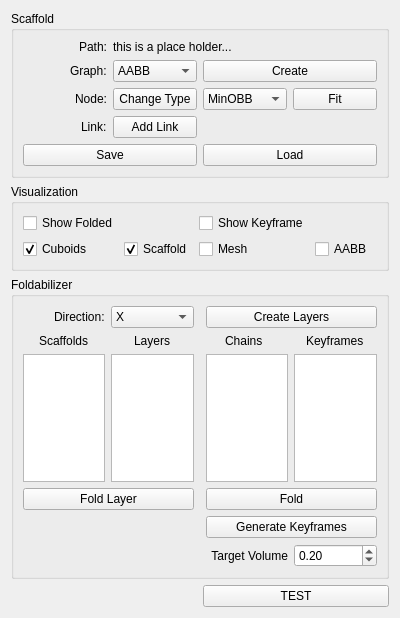
Above: FoldPlugin/FdWidget.ui from letienhung/fold-hcc before the change. Below: the same form after it.
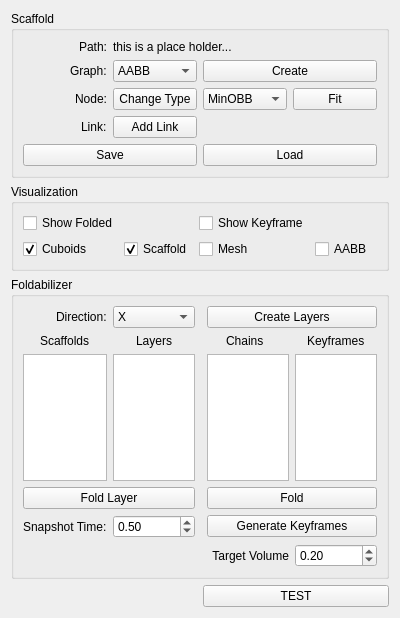
That is the form after the change.

```diff
--- a/FoldPlugin/FdWidget.ui
+++ b/FoldPlugin/FdWidget.ui
@@ -356,6 +356,26 @@
         </property>
        </widget>
       </item>
+      <item row="5" column="1">
+       <widget class="QDoubleSpinBox" name="snapshotTime">
+        <property name="maximum">
+         <double>1.000000000000000</double>
+        </property>
+        <property name="singleStep">
+         <double>0.100000000000000</double>
+        </property>
+        <property name="value">
+         <double>0.500000000000000</double>
+        </property>
+       </widget>
+      </item>
+      <item row="5" column="0">
+       <widget class="QLabel" name="label_11">
+        <property name="text">
+         <string>Snapshot Time:</string>
+        </property>
+       </widget>
+      </item>
      </layout>
     </widget>
    </item>
```
Left out of the diff: 5 changed lines with no effect on the pictures.
